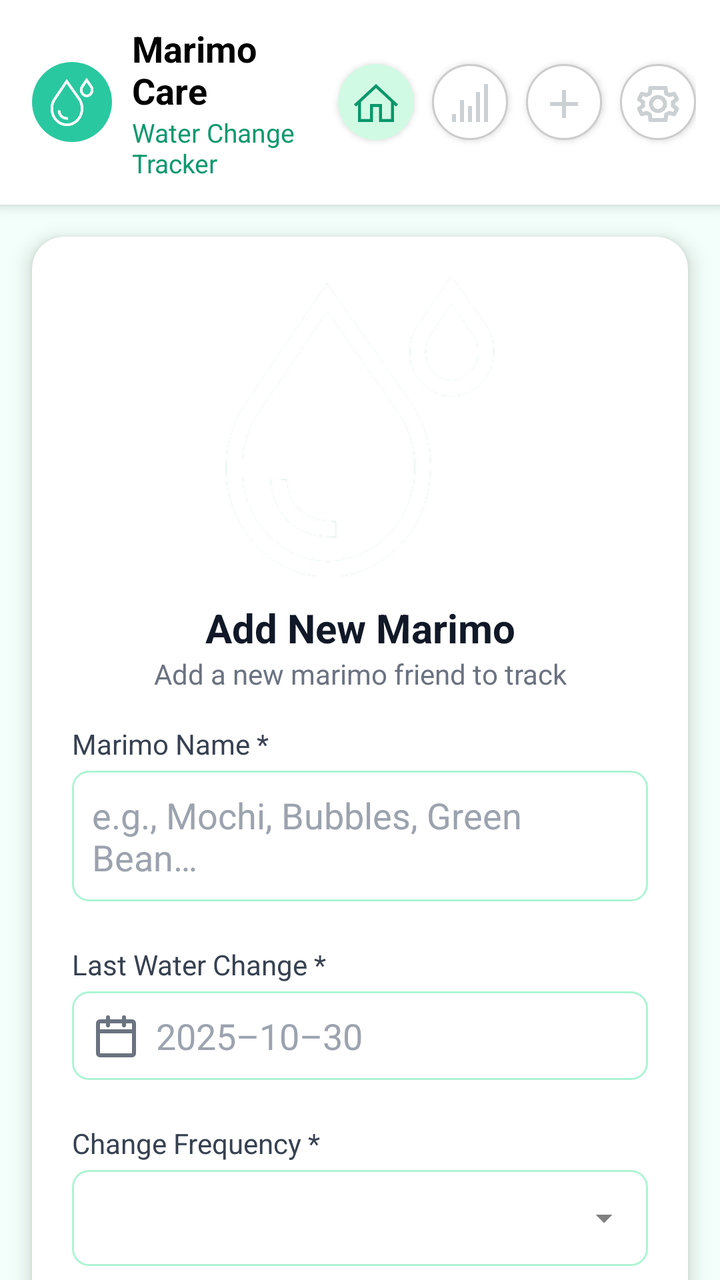
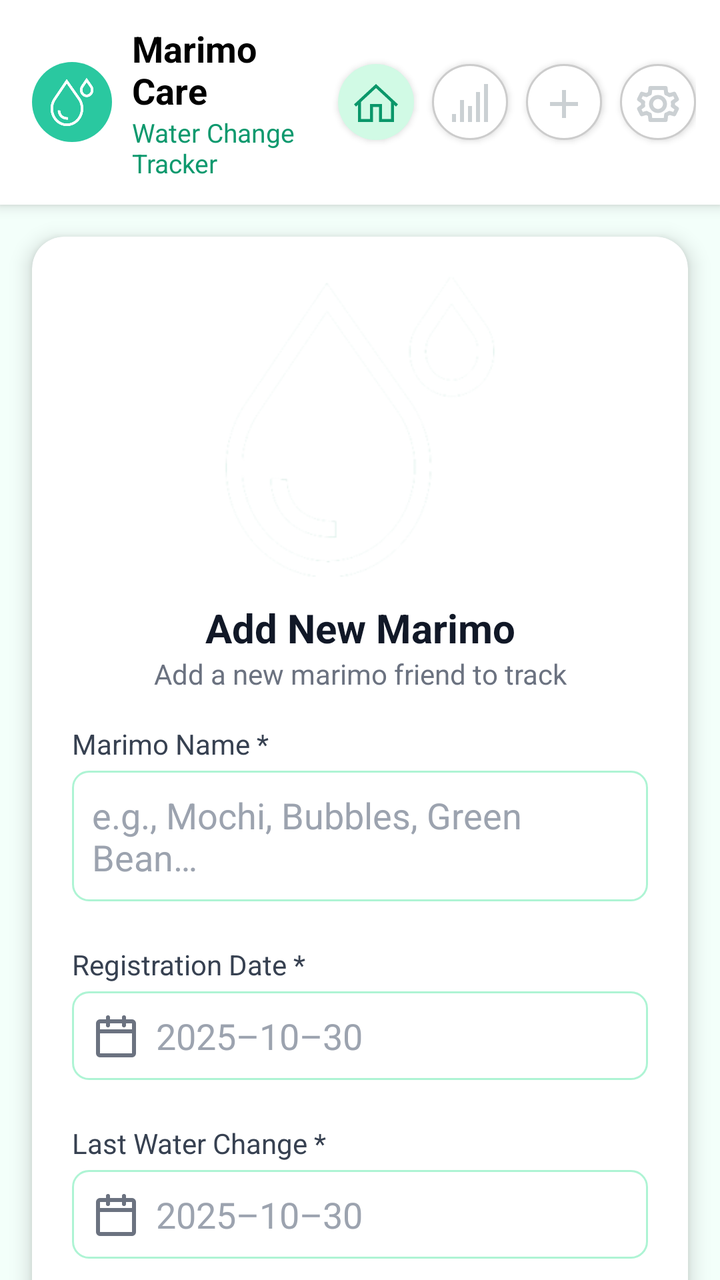

The first picture is an Android layout as it rendered before a commit; the second is the same layout after the commit. The layout source and the unified diff follow.
<!-- AndroidManifest.xml: application theme Theme.MarimoCare -->
<!-- res/layout/fragment_add_or_edit.xml -->
<?xml version="1.0" encoding="utf-8"?>
<androidx.core.widget.NestedScrollView xmlns:android="http://schemas.android.com/apk/res/android"
    xmlns:app="http://schemas.android.com/apk/res-auto"
    xmlns:tools="http://schemas.android.com/tools"
    android:id="@+id/scrollView"
    android:layout_width="match_parent"
    android:layout_height="match_parent"
    android:background="#F3FFFA"
    android:fillViewport="true">

    <LinearLayout
        android:layout_width="match_parent"
        android:layout_height="wrap_content"
        android:orientation="vertical">


        <include
            android:id="@+id/include1" layout="@layout/header">
        </include>

        <LinearLayout
            android:layout_width="match_parent"
            android:layout_height="wrap_content"
            android:orientation="vertical">

            <androidx.cardview.widget.CardView
                android:id="@+id/cardAddMarimo"
                android:layout_width="match_parent"
                android:layout_height="wrap_content"
                android:layout_margin="16dp"
                app:cardCornerRadius="16dp"
                app:cardElevation="6dp"
                android:backgroundTint="@android:color/white">

                <LinearLayout
                    android:layout_width="match_parent"
                    android:layout_height="wrap_content"
                    android:orientation="vertical"
                    android:padding="20dp">

                    <ImageView
                        android:id="@+id/marimo_picture"
                        android:layout_width="150dp"
                        android:layout_height="150dp"
                        android:scaleType="centerCrop"
                        android:adjustViewBounds="false"
                        android:layout_gravity="center"
                        android:src="@drawable/ic_water_drop_white"
                        android:contentDescription="@string/photo" />

                    <TextView
                        android:id="@+id/title"
                        android:layout_width="match_parent"
                        android:layout_height="wrap_content"
                        android:text="@string/add_new_marimo"
                        android:textAlignment="center"
                        android:textColor="#111827"
                        android:textStyle="bold"
                        android:textSize="20sp"
                        android:layout_marginTop="12dp" />

                    <TextView
                        android:id="@+id/subtitle"
                        android:layout_width="match_parent"
                        android:layout_height="wrap_content"
                        android:text="@string/add_a_new_marimo_friend_to_track"
                        android:textAlignment="center"
                        android:textColor="#6B7280"
                        android:textSize="14sp"
                        android:layout_marginBottom="16dp" />

                    <TextView
                        android:layout_width="match_parent"
                        android:layout_height="wrap_content"
                        android:text="@string/marimo_name"
                        android:textColor="#374151"
                        android:textSize="14sp"
                        android:layout_marginBottom="4dp" />

                    <EditText
                        android:id="@+id/inputName"
                        android:layout_width="match_parent"
                        android:layout_height="wrap_content"
                        android:hint="@string/e_g_mochi_bubbles_green_bean"
                        android:background="@drawable/edittext_outline"
                        android:padding="10dp"
                        android:textColor="#111827"
                        android:textColorHint="#9CA3AF"
                        android:layout_marginBottom="10dp"/>

                    
                    <TextView
                        android:layout_width="match_parent"
                        android:layout_height="wrap_content"
                        android:text="@string/last_water_change"
                        android:textColor="#374151"
                        android:textSize="14sp"
                        android:layout_marginTop="12dp"
                        android:layout_marginBottom="4dp" />

                    <EditText
                        android:id="@+id/inputDate"
                        android:layout_width="match_parent"
                        android:layout_height="wrap_content"
                        android:autofillHints=""
                        android:hint="@string/october_30th_2025"
                        android:focusable="false"
                        android:drawableStart="@drawable/ic_calendar"
                        android:drawablePadding="8dp"
                        android:background="@drawable/edittext_outline"
                        android:inputType="text"
                        android:padding="10dp"
                        android:textColor="#111827"
                        android:textColorHint="#9CA3AF"
                        android:layout_marginBottom="10dp"
                        tools:ignore="TextFields" />

                    <TextView
                        android:layout_width="match_parent"
                        android:layout_height="wrap_content"
                        android:text="@string/change_frequency"
                        android:textColor="#374151"
                        android:textSize="14sp"
                        android:layout_marginTop="12dp"
                        android:layout_marginBottom="4dp" />

                    <include
                        android:id="@+id/marimoSpinnerLayout"
                        layout="@layout/spinner_with_arrow" />

                    
                    <TextView
                        android:layout_width="match_parent"
                        android:layout_height="wrap_content"
                        android:text="@string/notes_optional"
                        android:textColor="#374151"
                        android:textSize="14sp"
                        android:layout_marginTop="12dp"
                        android:layout_marginBottom="4dp" />

                    <EditText
                        android:id="@+id/inputNotes"
                        android:layout_width="match_parent"
                        android:layout_height="100dp"
                        android:gravity="top"
                        android:hint="@string/any_special_care_instructions_or_observations"
                        android:background="@drawable/edittext_outline"
                        android:padding="10dp"
                        android:textColor="#111827"
                        android:textColorHint="#9CA3AF"
                        android:layout_marginBottom="10dp"/>

                    <LinearLayout
                        android:layout_width="match_parent"
                        android:layout_height="match_parent"
                        android:orientation="vertical">

                        <LinearLayout
                            style="?android:attr/buttonBarStyle"
                            android:layout_width="match_parent"
                            android:layout_height="wrap_content"
                            android:orientation="horizontal"
                            android:gravity="end"
                            android:layout_marginTop="30dp">

                            <Button
                                android:id="@+id/btnCancel"
                                style="?android:attr/buttonBarButtonStyle"
                                android:layout_width="120dp"
                                android:layout_height="48dp"
                                android:text="@string/cancel"
                                android:textAllCaps="false"
                                android:textColor="@color/marimo_dark"
                                app:backgroundTint="@null"
                                android:background="@drawable/bg_btn_grey"
                                android:layout_marginEnd="8dp" />

                            <Button
                                android:id="@+id/btnAdd"
                                style="?android:attr/buttonBarButtonStyle"
                                android:layout_width="120dp"
                                android:layout_height="48dp"
                                android:text="@string/btn_add_marimo"
                                android:textAllCaps="false"
                                android:textColor="@android:color/white"
                                app:backgroundTint="@null"
                                android:background="@drawable/bg_notes_green_card"
                                />
                        </LinearLayout>

                        <LinearLayout
                            style="?android:attr/buttonBarStyle"
                            android:layout_width="match_parent"
                            android:layout_height="wrap_content"
                            android:orientation="horizontal"
                            android:gravity="center"
                            android:layout_marginTop="30dp">

                            <Button
                                android:id="@+id/btnQrCode"
                                style="?android:attr/buttonBarButtonStyle"
                                android:layout_width="180dp"
                                android:layout_height="48dp"
                                android:text="@string/generate"
                                android:layout_gravity="center"
                                android:textAllCaps="false"
                                android:textColor="@color/marimo_item_green"
                                android:drawableLeft="@drawable/ic_qr_code"
                                android:drawablePadding="4dp"
                                app:backgroundTint="@null"
                                android:background="@drawable/edittext_outline"
                                android:layout_marginEnd="8dp" />
                        </LinearLayout>

                    </LinearLayout>



                </LinearLayout>
            </androidx.cardview.widget.CardView>




            <include
                android:id="@+id/include2" layout="@layout/footer">
            </include>

        </LinearLayout>



    </LinearLayout>


</androidx.core.widget.NestedScrollView>
<!-- res/layout/header.xml (included above) -->
<?xml version="1.0" encoding="utf-8"?>
<LinearLayout xmlns:android="http://schemas.android.com/apk/res/android"
    xmlns:app="http://schemas.android.com/apk/res-auto"
    xmlns:tools="http://schemas.android.com/tools"
    android:id="@+id/header"
    android:layout_width="match_parent"
    android:layout_height="wrap_content"
    android:background="?attr/colorSurface"
    android:paddingStart="16dp"
    android:paddingEnd="12dp"
    android:paddingTop="12dp"
    android:paddingBottom="12dp"
    android:orientation="horizontal"
    android:gravity="center_vertical"
    android:elevation="4dp">

<ImageView
    android:background="@drawable/bg_button_green"
    android:id="@+id/appLogo"
    android:layout_width="40dp"
    android:layout_height="40dp"
    android:src="@drawable/ic_water_drop_white"
    app:tint="@color/marimo_surface"
    android:padding="8dp"
    android:contentDescription="@string/app_name" />


<LinearLayout
    android:layout_width="0dp"
    android:layout_height="wrap_content"
    android:layout_weight="1"
    android:orientation="vertical"
    android:paddingStart="10dp"
    tools:ignore="RtlSymmetry">

    <TextView
        android:id="@+id/titleMain"
        android:layout_width="wrap_content"
        android:layout_height="wrap_content"
        android:text="@string/app_name"
        android:textColor="@android:color/black"
        android:textSize="18sp"
        android:textStyle="bold" />

    <TextView
        android:id="@+id/titleSub"
        android:layout_width="wrap_content"
        android:layout_height="wrap_content"
        android:text="@string/water_change_tracker"
        android:textColor="@color/marimo_text"
        android:textSize="13sp" />
</LinearLayout>

    <Button
        android:id="@+id/btnDashboardHeader"
        android:layout_width="38dp"
        android:layout_height="38dp"
        android:background="@drawable/bg_button_light_green"
        android:drawableTop="@drawable/ic_dashboard"
        android:drawableTint="@color/marimo_item_green"
        android:text=""
        android:gravity="center"
        android:padding="8dp"
        app:backgroundTint="@null"
        tools:ignore="ButtonStyle" />

    <Button
        android:id="@+id/btnOpenStats"
        android:layout_width="38dp"
        android:layout_height="38dp"
        android:layout_marginStart="9dp"
        android:background="@drawable/bg_button_white"
        android:drawableTop="@drawable/ic_stats"
        android:drawableTint="@color/marimo_add_icon"
        android:text=""
        android:gravity="center"
        android:padding="8dp"
        app:backgroundTint="@null"
        tools:ignore="ButtonStyle" />

    <Button
        android:id="@+id/btnAddMarimoHeader"
        android:layout_width="38dp"
        android:layout_height="38dp"
        android:layout_marginStart="9dp"
        android:background="@drawable/bg_button_white"
        android:drawableTop="@drawable/ic_add"
        android:drawableTint="@color/marimo_add_icon"
        android:text=""
        android:gravity="center"
        android:padding="8dp"
        app:backgroundTint="@null"
        tools:ignore="ButtonStyle" />

    <Button
        android:id="@+id/btnOpenSettings"
        android:layout_width="38dp"
        android:layout_height="38dp"
        android:layout_marginStart="9dp"
        android:background="@drawable/bg_button_white"
        android:drawableTop="@drawable/ic_settings"
        android:drawableTint="@color/marimo_add_icon"
        android:text=""
        android:gravity="center"
        android:padding="8dp"
        app:backgroundTint="@null"
        tools:ignore="ButtonStyle" />


</LinearLayout>
<!-- res/layout/spinner_with_arrow.xml (included above) -->
<?xml version="1.0" encoding="utf-8"?>
<LinearLayout xmlns:android="http://schemas.android.com/apk/res/android"
    xmlns:tools="http://schemas.android.com/tools"
    android:layout_width="match_parent"
    android:layout_height="48dp"
    android:orientation="horizontal"
    android:gravity="center_vertical"
    android:background="@drawable/spinner_background"
    android:paddingHorizontal="12dp">

    <Spinner
        android:id="@+id/customSpinner"
        android:layout_width="0dp"
        android:layout_height="match_parent"
        android:layout_weight="1"
        android:spinnerMode="dropdown"
        android:background="@android:color/transparent"
        android:gravity="center_vertical"
        android:paddingEnd="8dp"
        tools:ignore="RtlSymmetry" />

    <ImageView
        android:id="@+id/arrow"
        android:layout_width="20dp"
        android:layout_height="20dp"
        android:src="@drawable/ic_arrow_down"
        android:contentDescription="@string/img" />
</LinearLayout>
<!-- res/layout/footer.xml (included above) -->
<?xml version="1.0" encoding="utf-8"?>
<androidx.appcompat.widget.AppCompatTextView xmlns:android="http://schemas.android.com/apk/res/android"
    android:id="@+id/bottomText"
    android:layout_width="wrap_content"
    android:layout_height="wrap_content"
    android:layout_marginTop="10dp"
    android:layout_gravity="center_horizontal"
    android:text="@string/bottom" />
<!-- resources referenced by this layout -->
<resources>
  <color name="marimo_add_icon">#cbd0d3</color>
  <color name="marimo_dark">#000000</color>
  <color name="marimo_item_green">#0a976a</color>
  <color name="marimo_surface">#FFFFFF</color>
  <color name="marimo_text">#0e996e</color>
  <!-- drawable edittext_outline (drawable) -->
  <shape xmlns:android="http://schemas.android.com/apk/res/android" android:shape="rectangle">
      <solid android:color="#FFFFFF" />
      <stroke android:color="@color/marimo_item_edit_board" android:width="1dp" />
      <corners android:radius="8dp" />
  </shape>
  <string name="add_a_new_marimo_friend_to_track">Add a new marimo friend to track</string>
  <string name="add_new_marimo">Add New Marimo</string>
  <string name="any_special_care_instructions_or_observations">Any special care instructions or observations…</string>
  <string name="app_name">Marimo Care</string>
  <string name="bottom">Keep your marimo friends happy and healthy! 🌱</string>
  <string name="btn_add_marimo">Add Marimo</string>
  <string name="cancel">Cancel</string>
  <string name="change_frequency">Change Frequency *</string>
  <string name="e_g_mochi_bubbles_green_bean">e.g., Mochi, Bubbles, Green Bean…</string>
  <string name="generate">Generate QR Code</string>
  <string name="img">Img</string>
  <string name="last_water_change">Last Water Change *</string>
  <string name="marimo_name">Marimo Name *</string>
  <string name="notes_optional">Notes (Optional)</string>
  <string name="october_30th_2025">2025–10–30</string>
  <string name="photo">To make it easier to recognize your Marimo, you can add a photo or take a new one by clicking here.</string>
  <string name="water_change_tracker">Water Change Tracker</string>
  <color name="marimo_text_secondary">#555555</color>
  <color name="marimo_primary">#2ac8a0</color>
  <color name="marimo_header">#d1fae5</color>
  <color name="note_gray">#B0B0B0</color>
  <color name="marimo_item_edit_board">#aef4d4</color>
  <color name="marimo_red">#D9534F</color>
  <color name="marimo_text_primary">#0B6E4F</color>
  <style name="Shape.Marimo.Small" parent="ShapeAppearance.Material3.Corner.Small">
          <item name="cornerFamily">rounded</item>
          <item name="cornerSize">8dp</item>
      </style>
  <style name="Shape.Marimo.Medium" parent="ShapeAppearance.Material3.Corner.Medium">
          <item name="cornerFamily">rounded</item>
          <item name="cornerSize">12dp</item>
      </style>
  <style name="Shape.Marimo.Large" parent="ShapeAppearance.Material3.Corner.Large">
          <item name="cornerFamily">rounded</item>
          <item name="cornerSize">16dp</item>
      </style>
  <style name="Widget.Marimo.Button" parent="Widget.Material3.Button">
          <item name="cornerRadius">16dp</item>
          <item name="android:textAllCaps">false</item>
      </style>
  <style name="Widget.Marimo.Card" parent="Widget.Material3.CardView.Elevated">
          <item name="cardCornerRadius">16dp</item>
          <item name="cardElevation">6dp</item>
          <item name="android:background">@color/marimo_surface</item>
      </style>
  <style name="Widget.Marimo.TextField" parent="Widget.Material3.TextInputLayout.OutlinedBox">
          <item name="boxStrokeColor">@color/marimo_primary</item>
          <item name="hintTextColor">@color/marimo_text_hint</item>
          <item name="android:textColor">@color/marimo_text_primary</item>
      </style>
  <style name="Text.Marimo.Body" parent="@style/TextAppearance.Material3.BodyMedium">
          <item name="android:textColor">@color/marimo_text_secondary</item>
      </style>
  <style name="Text.Marimo.Title" parent="@style/TextAppearance.Material3.TitleLarge">
          <item name="android:textColor">@color/marimo_text_primary</item>
          <item name="android:textStyle">bold</item>
      </style>
  <style name="CardCounterStyle">
          <item name="cardBackgroundColor">@android:color/white</item>
      </style>
  <color name="marimo_text_hint">#888888</color>
  <!-- unchanged entries left out for length: 15 -->
</resources>

<!-- the commit's change to res/layout/fragment_add_or_edit.xml (unified diff, before → after) -->
@@ -87,6 +87,33 @@
                         android:textColor="#111827"
                         android:textColorHint="#9CA3AF"
                         android:layout_marginBottom="10dp"/>
+
+                    
+                    <TextView
+                        android:layout_width="match_parent"
+                        android:layout_height="wrap_content"
+                        android:text="@string/day_of_acquisition"
+                        android:textColor="#374151"
+                        android:textSize="14sp"
+                        android:layout_marginTop="12dp"
+                        android:layout_marginBottom="4dp" />
+
+                    <EditText
+                        android:id="@+id/inputAddDate"
+                        android:layout_width="match_parent"
+                        android:layout_height="wrap_content"
+                        android:autofillHints=""
+                        android:hint="@string/october_30th_2025"
+                        android:focusable="false"
+                        android:drawableStart="@drawable/ic_calendar"
+                        android:drawablePadding="8dp"
+                        android:background="@drawable/edittext_outline"
+                        android:inputType="text"
+                        android:padding="10dp"
+                        android:textColor="#111827"
+                        android:textColorHint="#9CA3AF"
+                        android:layout_marginBottom="10dp"
+                        tools:ignore="TextFields" />
 
                     
                     <TextView
<!-- resource entries referenced after the edit -->
@@ -19,6 +19,7 @@
   <string name="btn_add_marimo">Add Marimo</string>
   <string name="cancel">Cancel</string>
   <string name="change_frequency">Change Frequency *</string>
+  <string name="day_of_acquisition">Registration Date *</string>
   <string name="e_g_mochi_bubbles_green_bean">e.g., Mochi, Bubbles, Green Bean…</string>
   <string name="generate">Generate QR Code</string>
   <string name="img">Img</string>
